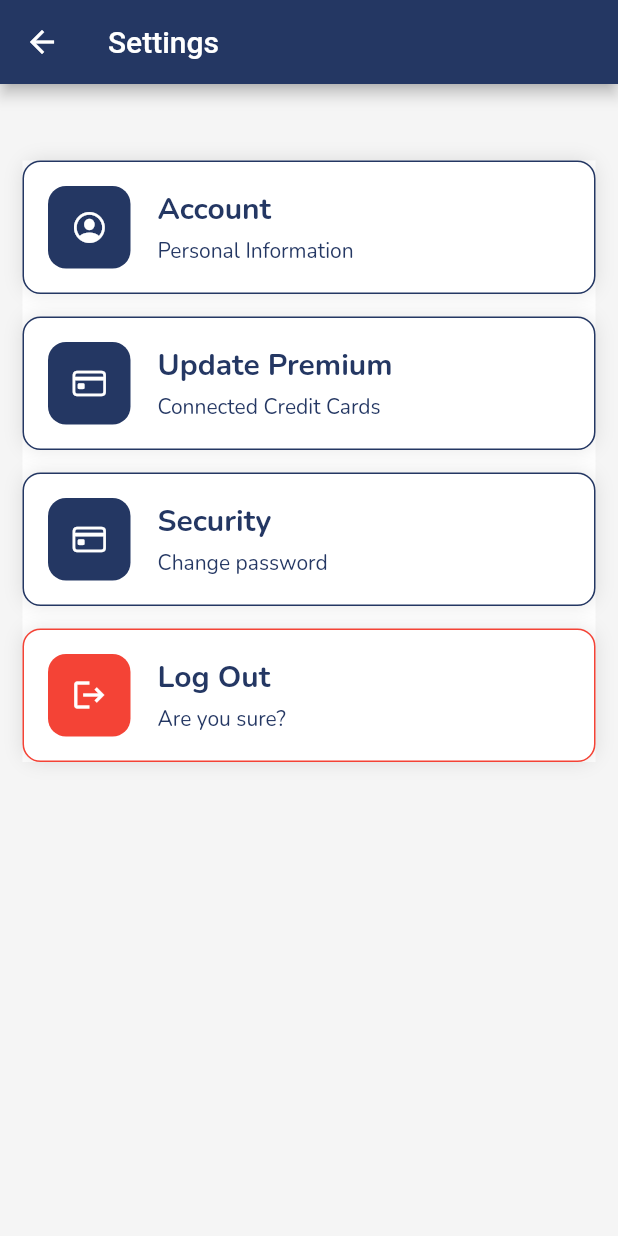
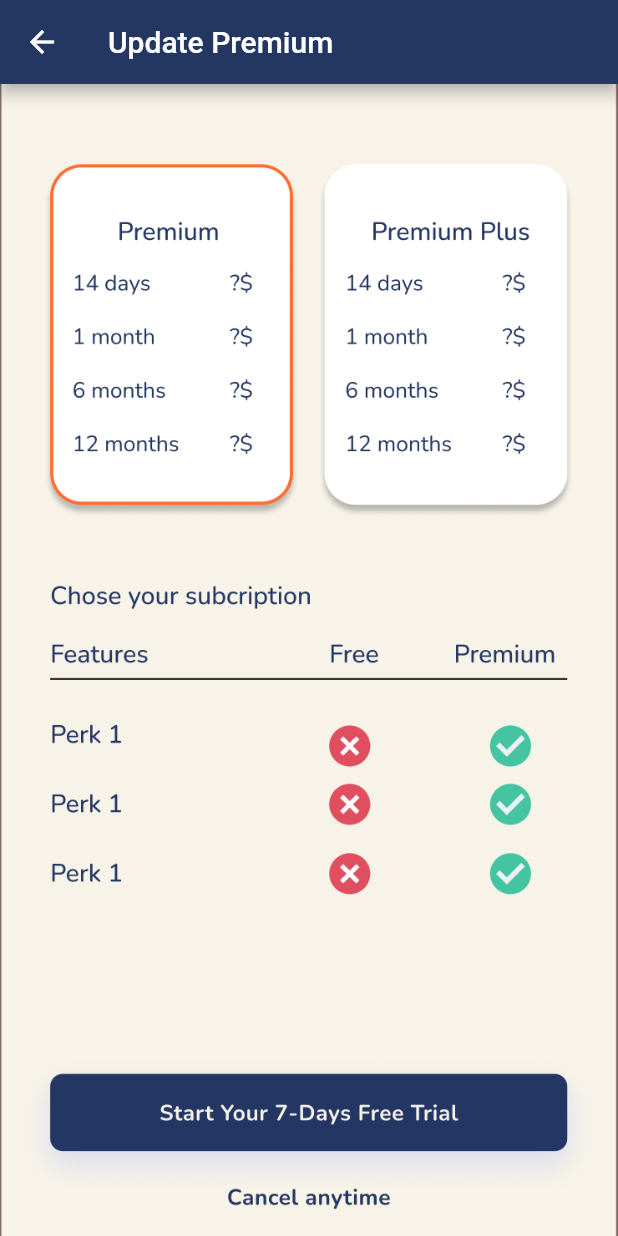
Before and after one commit to ltphuoc/ecloset, a Flutter app: the SettingPage screen opened by its route, after a tap on "Update Premium", on a phone screen of 412 x 824 dp. Run offline on Flutter 3.47's test engine with Material 2 defaults, Android fonts, the phone set to English and light mode, and no system bars; our stand-ins replace buttons_tabbar, cached_network_image, dio, dotted_border, firebase_analytics, firebase_auth and 12 more; missing offline and left inert: widgets_to_image; accounts and stored records are empty.

Commit message:
update premium

```diff
--- a/ecloset/lib/Model/DAO/OutFitDAO.dart
+++ b/ecloset/lib/Model/DAO/OutFitDAO.dart
@@ -14,7 +14,7 @@ class OutFitDAO extends BaseDAO {
     List<OutFitDTO> outFitList;
     final res = await request.get(
       'api/Outfit',
-      queryParameters: {"page": page, "size": size}..addAll(params),
+      queryParameters: {"Page": page, "PageSize": size}..addAll(params),
     );
     final jsonList = res.data['data'];
     metaDataDTO = MetaDataDTO.fromJson(res.data['metadata']);
--- /dev/null
+++ b/ecloset/lib/Pages/update_premium.dart
@@ -0,0 +1,28 @@
+import 'package:ecloset/Constant/app_colors.dart';
+import 'package:flutter/material.dart';
+import 'package:flutter/src/widgets/framework.dart';
+import 'package:flutter/src/widgets/placeholder.dart';
+
+class UpdatePremierum extends StatelessWidget {
+  const UpdatePremierum({super.key});
+
+  @override
+  Widget build(BuildContext context) {
+    return Scaffold(
+      appBar: AppBar(
+        title: const Text("Update Premium"),
+        backgroundColor: AppColors.primaryColor,
+      ),
+      body: Container(
+        width: MediaQuery.of(context).size.width,
+        height: MediaQuery.of(context).size.height,
+        decoration: BoxDecoration(
+          image: DecorationImage(
+            image: AssetImage("assets/images/premium.png"),
+            fit: BoxFit.cover,
+          ),
+        ),
+      ),
+    );
+  }
+}
--- a/ecloset/lib/main.dart
+++ b/ecloset/lib/main.dart
@@ -17,6 +17,7 @@ import 'package:ecloset/Pages/start_up.dart';
 import 'package:ecloset/Pages/user_profile_page.dart';
 import 'package:ecloset/pages/newsfeed.dart';
 import 'package:ecloset/pages/settings/setting_page.dart';
+import 'package:ecloset/pages/update_premium.dart';
 import 'package:ecloset/setup.dart';
 import 'package:ecloset/utils/pageNavigation.dart';
 import 'package:ecloset/utils/request.dart';
@@ -95,6 +96,10 @@ class MyApp extends StatelessWidget {
             return CupertinoPageRoute(
                 builder: (context) => ProfileSettingsPage(),
                 settings: settings);
+          case RouteName.updatePremium:
+            return CupertinoPageRoute(
+                builder: (context) => const UpdatePremierum(),
+                settings: settings);
           case RouteName.userProfilePage:
             return CupertinoPageRoute(
                 builder: (context) => const UserProfilePage(),
--- a/ecloset/lib/pages/settings/setting_page.dart
+++ b/ecloset/lib/pages/settings/setting_page.dart
@@ -42,7 +42,9 @@ class SettingPage extends StatelessWidget {
                     iconData: CupertinoIcons.creditcard,
                     text1: 'Update Premium',
                     text2: 'Connected Credit Cards',
-                    onPressed: () {},
+                    onPressed: () {
+                      Get.toNamed(RouteName.updatePremium);
+                    },
                   ),
                   const SizedBox(
                     height: 15,
--- a/ecloset/lib/utils/routes_name.dart
+++ b/ecloset/lib/utils/routes_name.dart
@@ -17,4 +17,5 @@ class RouteName {
   static const String profileSettingPage = 'profile_setting_item_page';
   static const String settingPage = 'setting_page';
   static const String newsFeed = 'newsfeed';
+  static const String updatePremium = 'update_premium';
 }
```
Also changed, not shown: ecloset/lib/pages/home_page.dart (+7 -1 lines), ecloset/assets/images/premium.png (added).
